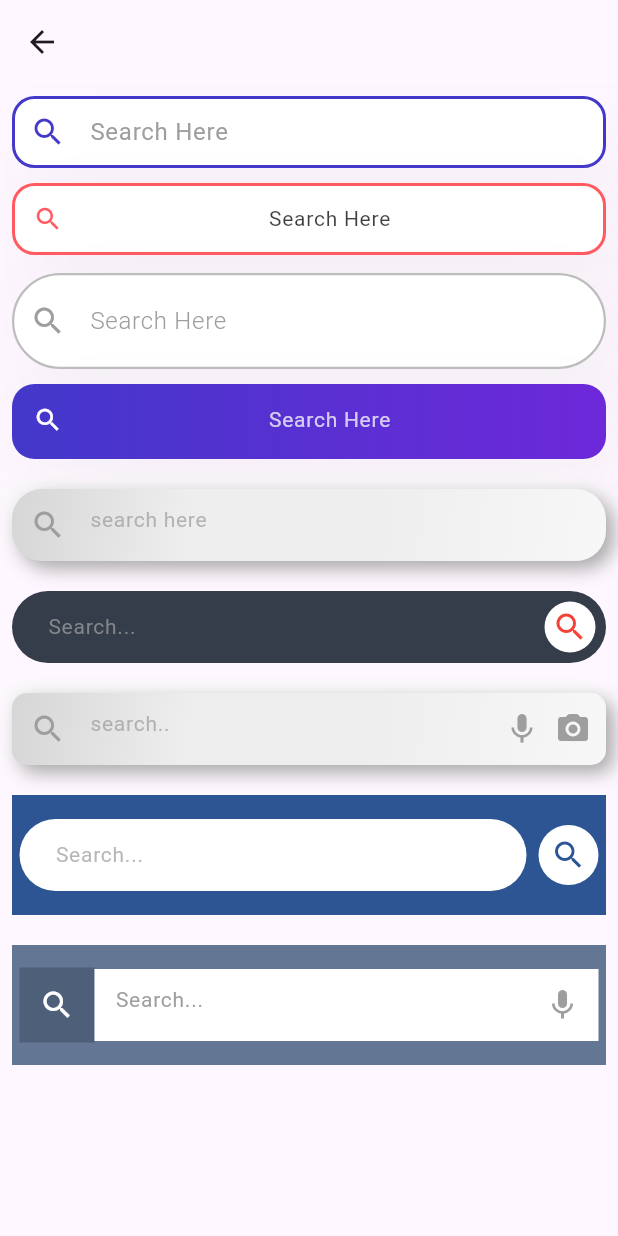
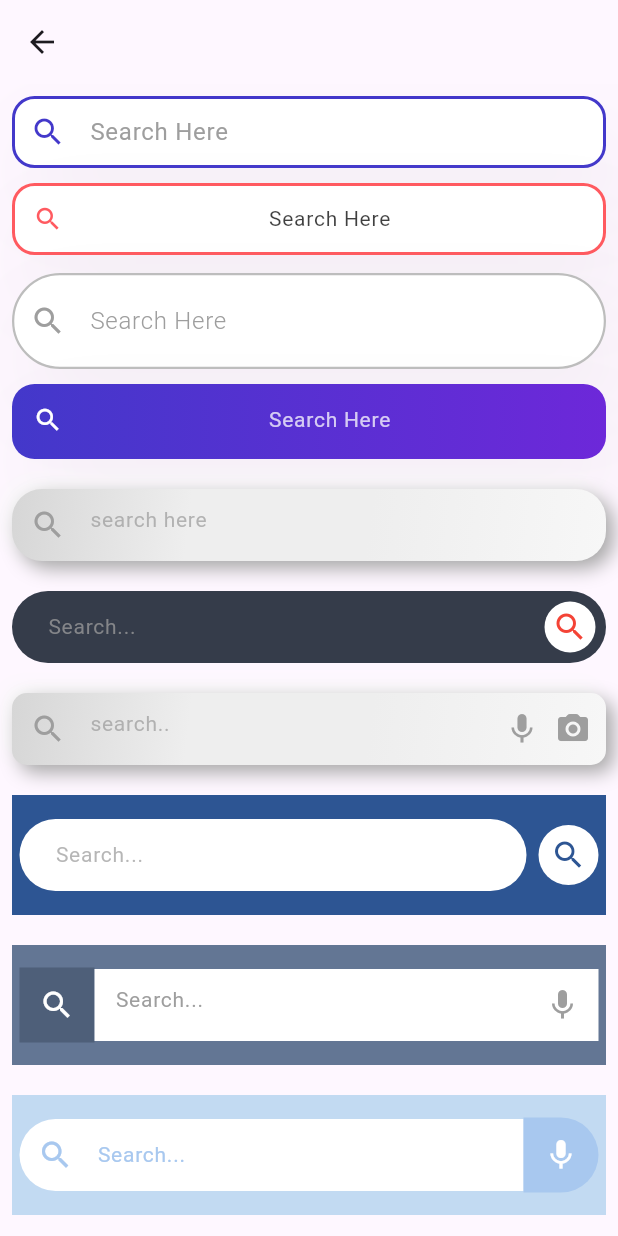
Before and after one commit to KhubaibJamal/FYP, a Flutter app: the SearchBars screen opened directly, on a phone screen of 412 x 824 dp. Run offline on Flutter 3.47's test engine with Material 3 defaults, Android fonts, the phone set to English and light mode, and no system bars.

Commit message:
search box:adding search field

```diff
--- a/lib/home/search_bars.dart
+++ b/lib/home/search_bars.dart
@@ -5,6 +5,7 @@ import 'package:fyp/search%20bar/neomorphism_search_Bar7.dart';
 import 'package:fyp/search%20bar/neumorphism_search_bar5.dart';
 import 'package:fyp/search%20bar/rounded_search_box3.dart';
 import 'package:fyp/search%20bar/search_bar1.dart';
+import 'package:fyp/search%20bar/search_box10.dart';
 import 'package:fyp/search%20bar/search_box6.dart';
 import 'package:fyp/search%20bar/search_box8.dart';
 import 'package:fyp/search%20bar/search_box9.dart';
@@ -70,6 +71,11 @@ class SearchBars extends StatelessWidget {
                 searchController: controllerOne,
                 hintText: "Search...",
               ),
+              const SizedBox(height: 20),
+              SearchBox10(
+                searchController: controllerOne,
+                hintText: "Search...",
+              ),
             ],
           ),
         ),
--- /dev/null
+++ b/lib/search bar/search_box10.dart
@@ -0,0 +1,79 @@
+import 'package:flutter/material.dart';
+
+class SearchBox10 extends StatelessWidget {
+  final TextEditingController searchController;
+  final String hintText;
+  const SearchBox10({
+    super.key,
+    required this.searchController,
+    required this.hintText,
+  });
+
+  @override
+  Widget build(BuildContext context) {
+    return Container(
+      padding: const EdgeInsets.symmetric(horizontal: 5),
+      height: 80,
+      width: MediaQuery.of(context).size.width,
+      color: const Color(0xFFc2daf2),
+      child: Row(
+        children: [
+          Expanded(
+            child: TextField(
+              controller: searchController,
+              onChanged: (value) {},
+              style: const TextStyle(
+                fontSize: 14,
+                color: Color(0xffffffff),
+              ),
+              decoration: InputDecoration(
+                prefixIcon: const Icon(Icons.search, color: Color(0xFFa8c8ef)),
+                filled: true,
+                fillColor: Colors.white,
+                hintText: hintText,
+                hintStyle: const TextStyle(color: Color(0xFFa8c8ef)),
+                contentPadding:
+                    const EdgeInsets.symmetric(vertical: 0.0, horizontal: 20.0),
+                border: const OutlineInputBorder(
+                  borderSide: BorderSide(color: Colors.transparent),
+                  borderRadius: BorderRadius.only(
+                    topLeft: Radius.circular(45),
+                    bottomLeft: Radius.circular(45),
+                  ),
+                ),
+                enabledBorder: const OutlineInputBorder(
+                  borderSide: BorderSide(color: Colors.transparent),
+                  borderRadius: BorderRadius.only(
+                    topLeft: Radius.circular(45),
+                    bottomLeft: Radius.circular(45),
+                  ),
+                ),
+                focusedBorder: const OutlineInputBorder(
+                  borderSide: BorderSide(color: Colors.transparent),
+                  borderRadius: BorderRadius.only(
+                    topLeft: Radius.circular(45),
+                    bottomLeft: Radius.circular(45),
+                  ),
+                ),
+              ),
+            ),
+          ),
+          Container(
+            height: 50,
+            width: 50,
+            decoration: const BoxDecoration(
+              color: Color(0xFFa8c8ef),
+              borderRadius: BorderRadius.only(
+                  topRight: Radius.circular(45),
+                  bottomRight: Radius.circular(45)),
+            ),
+            child: const Icon(
+              Icons.mic,
+              color: Colors.white,
+            ),
+          ),
+        ],
+      ),
+    );
+  }
+}
```
